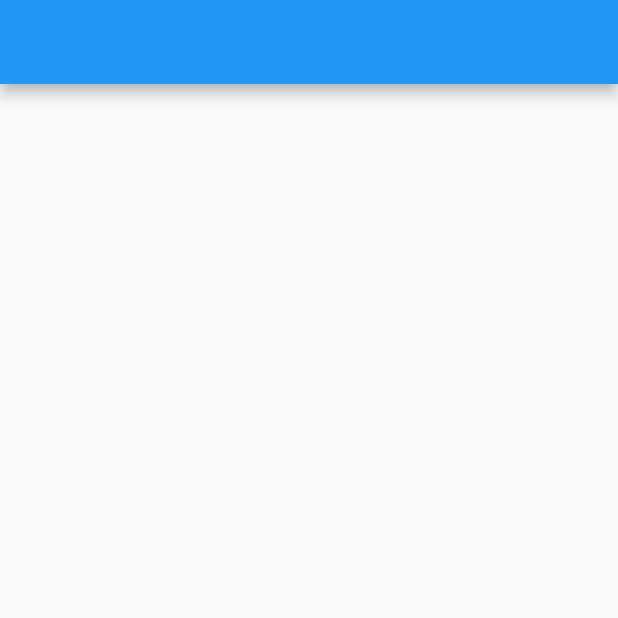
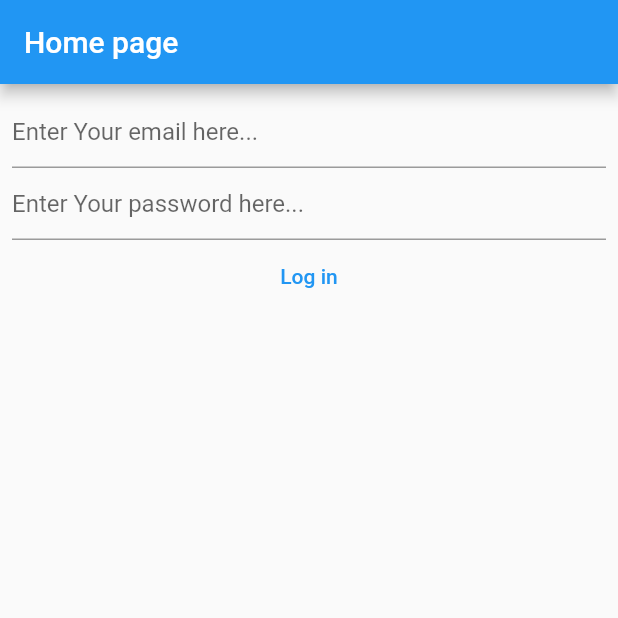
Before and after one commit to p-jura/bloc_credentials, a Flutter app: the screen it shows after launch, on a phone screen of 412 x 824 dp, the top half of it. Run offline on Flutter 3.47's test engine with Material 2 defaults, Android fonts, the phone set to English and light mode, and no system bars; our stand-ins replace bloc, flutter_bloc, flutter_hooks.

Commit message:
adds login view widget, fixes bug with textController

```diff
--- a/lib/apis/login_api.dart
+++ b/lib/apis/login_api.dart
@@ -20,7 +20,7 @@ class LoginApi implements LoginApiProtocol {
 
   @override
   Future<LoginHandle?> login(
-          {required String email, required String password}) =>
+          {required String email, required String password,}) =>
       Future.delayed(
         const Duration(seconds: 2),
         () => email == 'test@test.com' && password == 'test',
--- a/lib/constants.dart
+++ b/lib/constants.dart
@@ -10,3 +10,4 @@ const enterYourPasswordHere = 'Enter Your password here...';
 const enterYourEmailHere = 'Enter Your email here...';
 const ok = 'ok';
 const login = 'Log in';
+const homePage = 'Home page';
--- a/lib/dialogs/generic_dialogs.dart
+++ b/lib/dialogs/generic_dialogs.dart
@@ -1,4 +1,3 @@
-import 'package:flutter/cupertino.dart';
 import 'package:flutter/material.dart';
 
 typedef DialogOptionBuilder<T> = Map<String, T> Function();
--- a/lib/main.dart
+++ b/lib/main.dart
@@ -1,9 +1,17 @@
-import 'package:bloc/bloc.dart';
 import 'package:bloc_advanced/apis/login_api.dart';
 import 'package:bloc_advanced/apis/notes_api.dart';
+import 'package:bloc_advanced/bloc/actions.dart';
 import 'package:bloc_advanced/bloc/app_bloc.dart';
+import 'package:bloc_advanced/bloc/app_state.dart';
+import 'package:bloc_advanced/dialogs/generic_dialogs.dart';
+import 'package:bloc_advanced/dialogs/loading_screen.dart';
+import 'package:bloc_advanced/models.dart';
+import 'package:bloc_advanced/views/login_view.dart';
 import 'package:flutter/material.dart';
 import 'package:flutter_bloc/flutter_bloc.dart';
+import 'views/iterable_list_view.dart';
+
+import 'constants.dart';
 
 void main(List<String> args) {
   runApp(
@@ -25,8 +33,52 @@ class MyApp extends StatelessWidget {
         notesApi: NotesApi.instance(),
       ),
       child: Scaffold(
-        appBar: AppBar(title: Text('')),
-        body: Container(),
+        appBar: AppBar(title: const Text(homePage)),
+        body: BlocConsumer<AppBloc, AppState>(
+          listener: (context, appState) {
+            if (appState.isLoading) {
+              LoadingScreen.instance().show(
+                ctx: context,
+                txt: pleaseWait,
+              );
+            } else {
+              LoadingScreen.instance().hide();
+            }
+            final loginError = appState.loginError;
+            if (loginError != null) {
+              showGenericDialog(
+                context: context,
+                title: logingErrorDialogTitle,
+                content: logingErrorDialogContent,
+                optionBuilder: () => {ok: true},
+              );
+            }
+            if (appState.isLoading == false &&
+                appState.loginError == null &&
+                appState.loginHandle == const LoginHandle.fooBar() &&
+                appState.fetchedNotes == null) {
+              context.read<AppBloc>().add(
+                    const LoadingNotesAction(),
+                  );
+            }
+          },
+          builder: (ctx, state) {
+            final notes = state.fetchedNotes;
+            if (notes == null) {
+              return LoginView(
+                onLoginTapped: (email, password) {
+                  ctx.read<AppBloc>().add(
+                        LoginAction(
+                          email: email,
+                          password: password,
+                        ),
+                      );
+                },
+              );
+            }
+            return notes.toListView();
+          },
+        ),
       ),
     );
   }
--- a/lib/models.dart
+++ b/lib/models.dart
@@ -1,5 +1,4 @@
 import 'package:flutter/foundation.dart';
-import 'package:flutter/rendering.dart';
 
 @immutable
 class LoginHandle {
--- /dev/null
+++ b/lib/views/login_view.dart
@@ -0,0 +1,37 @@
+import 'package:bloc_advanced/views/email_text_field.dart';
+import 'package:bloc_advanced/views/login_button.dart';
+import 'package:bloc_advanced/views/password_text_field.dart';
+import 'package:flutter/material.dart';
+import 'package:flutter_hooks/flutter_hooks.dart';
+
+class LoginView extends HookWidget {
+  final OnLoginTapped onLoginTapped;
+  const LoginView({
+    required this.onLoginTapped,
+    super.key,
+  });
+
+  @override
+  Widget build(BuildContext context) {
+    final emailController = useTextEditingController();
+    final passwordController = useTextEditingController();
+    return Padding(
+      padding: const EdgeInsets.all(8.0),
+      child: Column(
+        children: [
+          EmailTextField(
+            emailController: emailController,
+          ),
+          PasswordTextField(
+            passwordController: passwordController,
+          ),
+          LoginButton(
+            emailController: emailController,
+            passwordController: passwordController,
+            onLoginTapped: onLoginTapped,
+          ),
+        ],
+      ),
+    );
+  }
+}
--- a/lib/views/password_text_field.dart
+++ b/lib/views/password_text_field.dart
@@ -4,15 +4,15 @@ import 'package:flutter/material.dart';
 class PasswordTextField extends StatelessWidget {
   const PasswordTextField({
     super.key,
-    required this.emailController,
+    required this.passwordController,
   });
 
-  final TextEditingController emailController;
+  final TextEditingController passwordController;
 
   @override
   Widget build(BuildContext context) {
     return TextField(
-      controller: emailController,
+      controller: passwordController,
       obscureText: true,
       obscuringCharacter: '❌',
       autocorrect: false,
```
